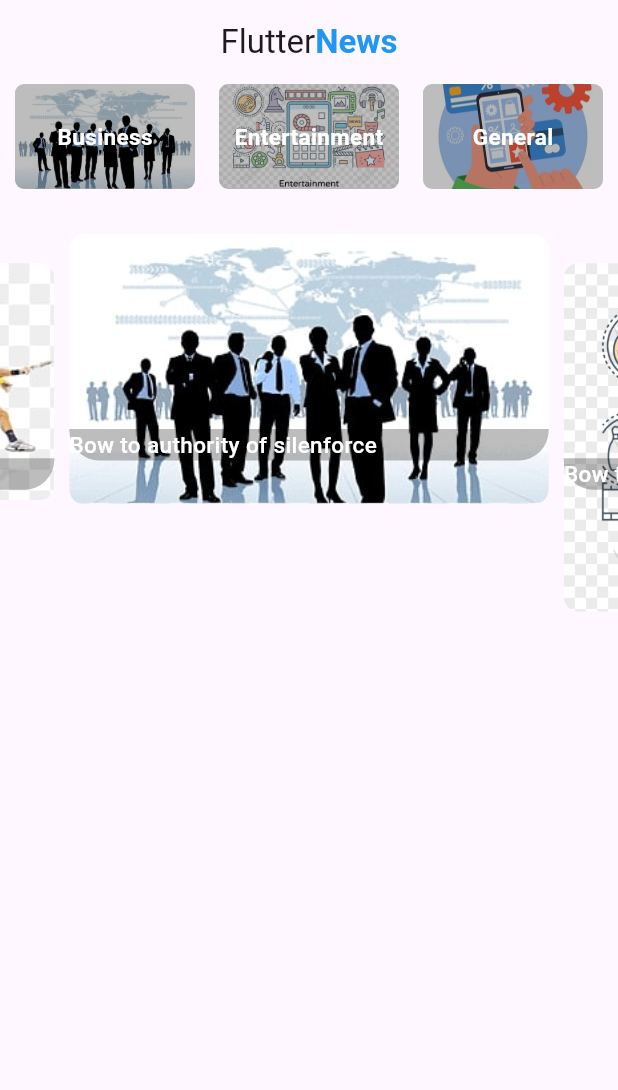
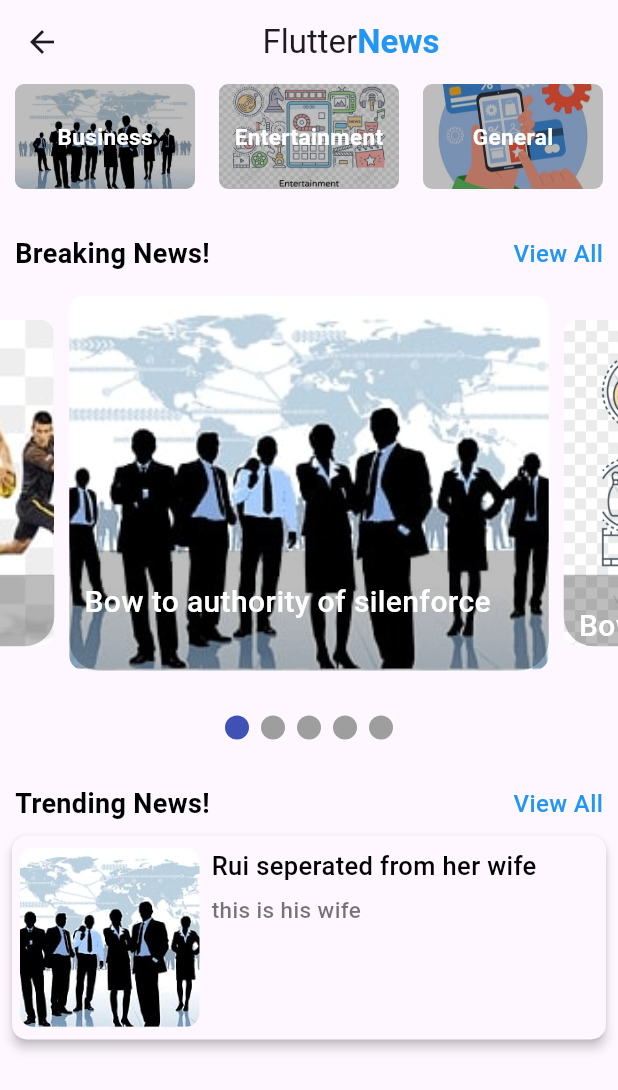
Before and after one commit to am0npande/flutterNewsApp, a Flutter app: the Home screen opened directly, on a phone screen of 412 x 824 dp. Shown: the top 1090 px of the screen. Run offline on Flutter 3.47's test engine with Material 3 defaults, Android fonts, the phone set to English and light mode, and no system bars; drawn by our look-alikes of carousel_slider, smooth_page_indicator.

Commit message:
this is flutter project!

```diff
--- a/lib/main.dart
+++ b/lib/main.dart
@@ -1,5 +1,5 @@
 import 'package:flutter/material.dart';
-import 'package:hlo/pages/home.dart';
+import 'package:hlo/pages/landing_page.dart';
 
 void main() {
   runApp(const MyApp());
@@ -16,7 +16,7 @@ class MyApp extends StatelessWidget {
         colorScheme: ColorScheme.fromSeed(seedColor: Colors.deepPurple),
         useMaterial3: true,
       ),
-      home: const Home(),
+      home: LandingPage(),
     );
   }
 }
--- /dev/null
+++ b/lib/models/article_model.dart
@@ -0,0 +1,10 @@
+class ArticleModel{
+  String? author;
+  String? title;
+  String? description;
+  String? url;
+  String? urlToImage;
+  String? content;
+
+  ArticleModel({this.author,this.content,this.description,this.title,this.url,this.urlToImage});
+}
--- a/lib/pages/home.dart
+++ b/lib/pages/home.dart
@@ -1,10 +1,12 @@
 import 'package:flutter/material.dart';
+import 'package:hlo/models/article_model.dart';
 import 'package:hlo/models/category_model.dart';
 import 'package:hlo/services/data.dart';
 import 'package:carousel_slider/carousel_slider.dart';
 import 'package:hlo/services/slider_data.dart';
-
+import 'package:smooth_page_indicator/smooth_page_indicator.dart';
 import '../models/slider_model.dart';
+import '../services/news.dart';
 
 class Home extends StatefulWidget {
   const Home({super.key});
@@ -14,14 +16,26 @@ class Home extends StatefulWidget {
 }
 
 class _HomeState extends State<Home> {
+
+  List<ArticleModel> articles = [];
   List<CategoryModel> categories = [];
   List<SliderModel> sliders = [];
+  int activeIndex = 0;
+  bool _loading = true;
 
   @override
   void initState() {
     categories = getCategories();
     sliders = getSliders();
     super.initState();
+  }
+  getNews() async{
+    News newsClass = News();
+    articles = newsClass.news;
+    setState(() {
+      _loading = false;
+    });
+
   }
 
   @override
@@ -39,10 +53,11 @@ class _HomeState extends State<Home> {
         centerTitle: true,
         elevation: 0.0,
       ),
-      body: Container(
+      body: SingleChildScrollView(
+        child: Container(
             child: Column(children: [
           Container(
-            margin: EdgeInsets.only(left: 10.0),
+              margin: const EdgeInsets.only(left: 10.0),
               height: 70,
               child: ListView.builder(
                   shrinkWrap: true,
@@ -53,7 +68,25 @@ class _HomeState extends State<Home> {
                         image: categories[index].image,
                         categoryName: categories[index].categoryName);
                   })),
-        SizedBox(height: 30.0),
+          const SizedBox(height: 30.0),
+          const Padding(
+            padding: EdgeInsets.only(left: 10.0, right: 10, bottom: 15),
+            child: Row(
+              mainAxisAlignment: MainAxisAlignment.spaceBetween,
+              children: [
+                Text("Breaking News!",
+                    style: TextStyle(
+                        color: Colors.black,
+                        fontWeight: FontWeight.bold,
+                        fontSize: 18.0)),
+                Text("View All",
+                    style: TextStyle(
+                        color: Colors.blue,
+                        fontWeight: FontWeight.w500,
+                        fontSize: 16.0)),
+              ],
+            ),
+          ),
           CarouselSlider.builder(
               itemCount: sliders.length,
               itemBuilder: (context, index, realIndex) {
@@ -63,34 +96,123 @@ class _HomeState extends State<Home> {
                 return buildImage(res!, index, res1!);
               },
               options: CarouselOptions(
-              autoPlayInterval: Duration(milliseconds: 1000),
-              autoPlayAnimationDuration: Duration(milliseconds: 900),
+                  autoPlayInterval: const Duration(milliseconds: 1000),
+                  autoPlayAnimationDuration: const Duration(milliseconds: 900),
                   autoPlay: true,
-              height: 300,
+                  height: 250,
                   enlargeCenterPage: true,
-              enlargeStrategy: CenterPageEnlargeStrategy.height),
+                  enlargeStrategy: CenterPageEnlargeStrategy.height,
+                  onPageChanged: (index, reason) {
+                    setState(() {
+                      activeIndex = index;
+                    });
+                  })),
+          const SizedBox(height: 30.0),
+          buildIndicator(),
+          const SizedBox(height: 30.0),
+          const Padding(
+            padding: EdgeInsets.only(left: 10.0, right: 10),
+            child: Row(
+              mainAxisAlignment: MainAxisAlignment.spaceBetween,
+              children: [
+                Text("Trending News!",
+                    style: TextStyle(
+                        color: Colors.black,
+                        fontWeight: FontWeight.bold,
+                        fontSize: 18.0)),
+                Text("View All",
+                    style: TextStyle(
+                        color: Colors.blue,
+                        fontWeight: FontWeight.w500,
+                        fontSize: 16.0)),
+              ],
+            ),
+          ),
+          Padding(
+            padding: const EdgeInsets.all(8.0),
+            child: Material(
+              elevation: 3.0,
+              borderRadius: BorderRadius.circular(10),
+              child: Padding(
+                padding: const EdgeInsets.symmetric(vertical: 8, horizontal: 5),
+                child: Row(
+                  crossAxisAlignment: CrossAxisAlignment.start,
+                  children: [
+                    Container(
+                      child: ClipRRect(
+                          borderRadius: BorderRadius.circular(10),
+                          child: Image.asset(
+                            "images/bussiness.jpg",
+                            height: 120,
+                            width: 120,
+                            fit: BoxFit.cover,
+                          )),
+                    ),
+                    SizedBox(
+                      width: 8,
+                    ),
+                    Column(
+                      children: [
+                        Container(
+                            width: MediaQuery.of(context).size.width / 1.7,
+                            child: const Text(
+                              "Rui seperated from her wife",
+                              style: TextStyle(
+                                  color: Colors.black,
+                                  fontWeight: FontWeight.w500,
+                                  fontSize: 17),
+                            )),
+                        const SizedBox(
+                          height: 7,
+                        ),
+                        Container(
+                            width: MediaQuery.of(context).size.width / 1.7,
+                            child: const Text(
+                              "this is his wife",
+                              style: TextStyle(
+                                  color: Colors.black54,
+                                  fontWeight: FontWeight.w500,
+                                  fontSize: 15),
+                            )),
+                      ],
+                    ),
+                  ],
+                ),
+              ),
+            ),
           )
         ])),
+      ),
     );
   }
 
+  Widget buildIndicator() =>
+      AnimatedSmoothIndicator(activeIndex: activeIndex, count: sliders.length);
+
   Widget buildImage(String image, int index, String name) => Container(
-      margin: EdgeInsets.symmetric(horizontal: 5.0),
+      margin: const EdgeInsets.symmetric(horizontal: 5.0),
       child: Stack(children: [
         ClipRRect(
             borderRadius: BorderRadius.circular(10),
             child: Image.asset(image,
-                fit: BoxFit.fitHeight,
+                fit: BoxFit.cover,
+                height: 250,
                 width: MediaQuery.of(context).size.width)),
         Container(
-          margin: EdgeInsets.only(top: 130),
+          height: 250,
+          padding: const EdgeInsets.only(top: 20, left: 10.0),
+          margin: const EdgeInsets.only(top: 170),
           width: MediaQuery.of(context).size.width,
           decoration: const BoxDecoration(
               color: Colors.black26,
               borderRadius: BorderRadius.only(
                   bottomLeft: Radius.circular(20),
                   bottomRight: Radius.circular(20))),
-          child: Text(name,style: TextStyle(color: Colors.white,fontSize: 15.0,fontWeight: FontWeight.w500)),
+          child: Text(name,
+              style: const TextStyle(
+                  color: Colors.white,
+                  fontSize: 20.0,
+                  fontWeight: FontWeight.w500)),
         )
       ]));
 }
@@ -103,14 +225,14 @@ class CategoryTile extends StatelessWidget {
   @override
   Widget build(BuildContext context) {
     return Container(
-      margin: EdgeInsets.only(right: 16),
+      margin: const EdgeInsets.only(right: 16),
       child: Stack(
         //similar to box in compose
         children: [
           ClipRRect(
               borderRadius: BorderRadius.circular(6),
               child: Image.asset(image,
-                  width: 120, height: 300, fit: BoxFit.cover)),
+                  width: 120, height: 250, fit: BoxFit.cover)),
           Container(
             width: 120,
             height: 70,
--- a/pubspec.yaml
+++ b/pubspec.yaml
@@ -31,6 +31,10 @@ dependencies:
   flutter:
     sdk: flutter
   carousel_slider: ^5.0.0
+  smooth_page_indicator: ^1.2.0+3
+  http: 1.2.2
+  cached_network_image: ^3.4.1
+  webview_flutter: ^4.10.0
 
 
   # The following adds the Cupertino Icons font to your application.
```
Also changed, not shown: lib/pages/landing_page.dart (added, +75 -0 lines), lib/services/news.dart (added, +31 -0 lines), pubspec.lock. Lines whose indentation alone changed are shown as unchanged.
